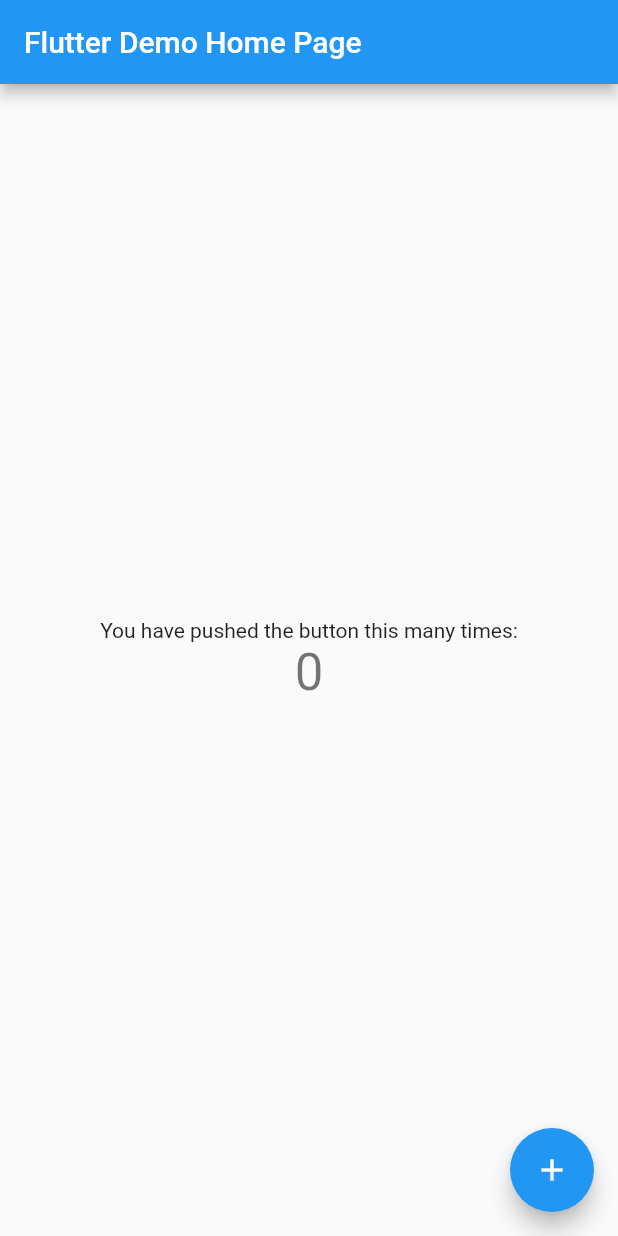
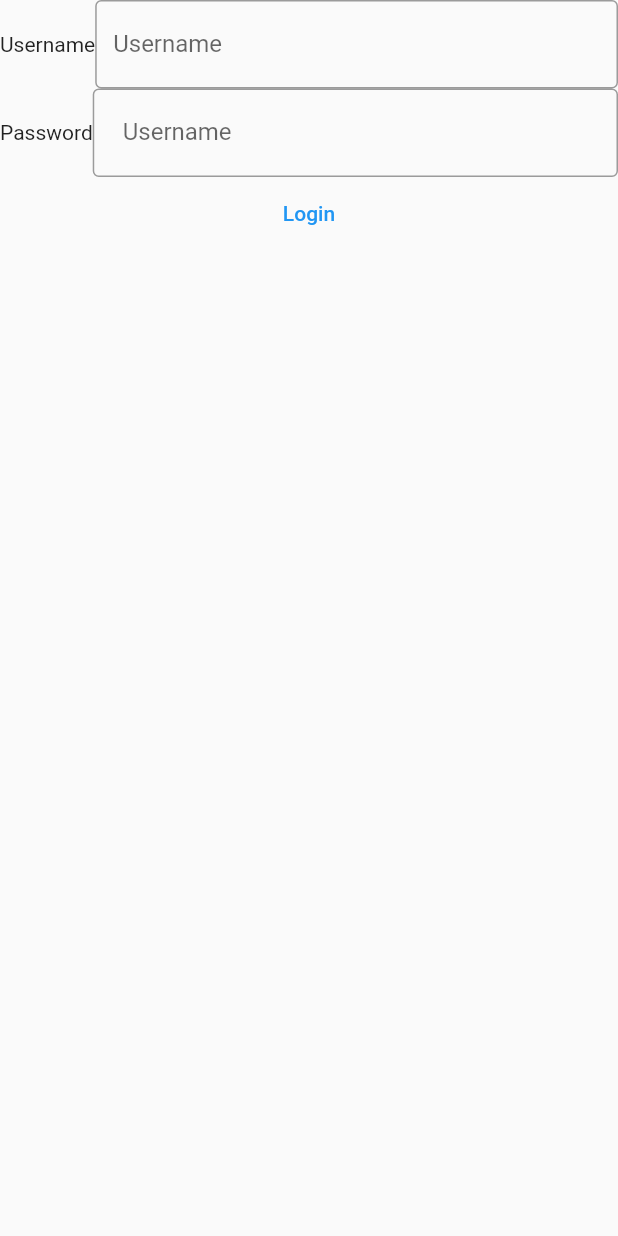
Before and after one commit to charrrleee/mapd722_gp1_project, a Flutter app: the screen it shows after launch, on a phone screen of 412 x 824 dp. Run offline on Flutter 3.47's test engine with Material 2 defaults, Android fonts, the phone set to English and light mode, and no system bars.

Commit message:
add loginview

```diff
--- /dev/null
+++ b/lib/framework.dart
@@ -0,0 +1,25 @@
+import 'package:flutter/cupertino.dart';
+import 'package:flutter/material.dart';
+import 'package:provider/provider.dart';
+
+abstract class BaseState<T extends StatefulWidget> extends State<T> {}
+
+abstract class BaseMVVMState<T extends StatefulWidget, VM extends BaseViewModel>
+    extends BaseState<T> {
+  @override
+  Widget build(BuildContext context) {
+    return ChangeNotifierProvider(
+        create: (_) => buildViewModel(),
+        child: Consumer<VM>(
+          builder: (ctx, vm, _) {
+            return buildChild(ctx, vm);
+          },
+        ));
+  }
+
+  VM buildViewModel();
+
+  Widget buildChild(ctx, VM vm);
+}
+
+abstract class BaseViewModel extends ChangeNotifier {}
--- a/lib/main.dart
+++ b/lib/main.dart
@@ -1,4 +1,5 @@
 import 'package:flutter/material.dart';
+import 'package:mapd722_gp1_project/view/login_view.dart';
 
 void main() {
   runApp(const MyApp());
@@ -13,103 +14,13 @@ class MyApp extends StatelessWidget {
     return MaterialApp(
       title: 'Flutter Demo',
       theme: ThemeData(
-        // This is the theme of your application.
-        //
-        // Try running your application with "flutter run". You'll see the
-        // application has a blue toolbar. Then, without quitting the app, try
-        // changing the primarySwatch below to Colors.green and then invoke
-        // "hot reload" (press "r" in the console where you ran "flutter run",
-        // or simply save your changes to "hot reload" in a Flutter IDE).
-        // Notice that the counter didn't reset back to zero; the application
-        // is not restarted.
         primarySwatch: Colors.blue,
       ),
-      home: const MyHomePage(title: 'Flutter Demo Home Page'),
+      home: const Scaffold(
+        body: Center(
+          child: LoginView(title: 'LoginView'),
+        ),
+      ),
     );
   }
 }
-
-class MyHomePage extends StatefulWidget {
-  const MyHomePage({Key? key, required this.title}) : super(key: key);
-
-  // This widget is the home page of your application. It is stateful, meaning
-  // that it has a State object (defined below) that contains fields that affect
-  // how it looks.
-
-  // This class is the configuration for the state. It holds the values (in this
-  // case the title) provided by the parent (in this case the App widget) and
-  // used by the build method of the State. Fields in a Widget subclass are
-  // always marked "final".
-
-  final String title;
-
-  @override
-  State<MyHomePage> createState() => _MyHomePageState();
-}
-
-class _MyHomePageState extends State<MyHomePage> {
-  int _counter = 0;
-
-  void _incrementCounter() {
-    setState(() {
-      // This call to setState tells the Flutter framework that something has
-      // changed in this State, which causes it to rerun the build method below
-      // so that the display can reflect the updated values. If we changed
-      // _counter without calling setState(), then the build method would not be
-      // called again, and so nothing would appear to happen.
-      _counter++;
-    });
-  }
-
-  @override
-  Widget build(BuildContext context) {
-    // This method is rerun every time setState is called, for instance as done
-    // by the _incrementCounter method above.
-    //
-    // The Flutter framework has been optimized to make rerunning build methods
-    // fast, so that you can just rebuild anything that needs updating rather
-    // than having to individually change instances of widgets.
-    return Scaffold(
-      appBar: AppBar(
-        // Here we take the value from the MyHomePage object that was created by
-        // the App.build method, and use it to set our appbar title.
-        title: Text(widget.title),
-      ),
-      body: Center(
-        // Center is a layout widget. It takes a single child and positions it
-        // in the middle of the parent.
-        child: Column(
-          // Column is also a layout widget. It takes a list of children and
-          // arranges them vertically. By default, it sizes itself to fit its
-          // children horizontally, and tries to be as tall as its parent.
-          //
-          // Invoke "debug painting" (press "p" in the console, choose the
-          // "Toggle Debug Paint" action from the Flutter Inspector in Android
-          // Studio, or the "Toggle Debug Paint" command in Visual Studio Code)
-          // to see the wireframe for each widget.
-          //
-          // Column has various properties to control how it sizes itself and
-          // how it positions its children. Here we use mainAxisAlignment to
-          // center the children vertically; the main axis here is the vertical
-          // axis because Columns are vertical (the cross axis would be
-          // horizontal).
-          mainAxisAlignment: MainAxisAlignment.center,
-          children: <Widget>[
-            const Text(
-              'You have pushed the button this many times:',
-            ),
-            Text(
-              '$_counter',
-              style: Theme.of(context).textTheme.headline4,
-            ),
-          ],
-        ),
-      ),
-      floatingActionButton: FloatingActionButton(
-        onPressed: _incrementCounter,
-        tooltip: 'Increment',
-        child: const Icon(Icons.add),
-      ), // This trailing comma makes auto-formatting nicer for build methods.
-    );
-  }
-}
--- /dev/null
+++ b/lib/view/login_view.dart
@@ -0,0 +1,68 @@
+import 'package:flutter/material.dart';
+
+import '../framework.dart';
+import '../view_model/login_view_model.dart';
+
+class LoginView extends StatefulWidget {
+  const LoginView({Key? key, required this.title}) : super(key: key);
+  final String title;
+
+  @override
+  State<LoginView> createState() => LoginViewState();
+}
+
+class LoginViewState extends BaseMVVMState<LoginView, LoginViewModel> {
+  @override
+  Widget buildChild(ctx, LoginViewModel vm) {
+    return Column(
+      children: [
+        Row(
+          children: [
+            const Text("Username"),
+            Expanded(
+              child: TextFormField(
+                decoration: InputDecoration(
+                  // contentPadding: const EdgeInsets.all(20.0),
+                  labelText: "Username",
+                  border: const OutlineInputBorder(),
+                  hintText: vm.username.toString(),
+                ),
+                // validator: (v) => vm.validateNumbersOfHour(v),
+                onChanged: vm.onChangeUsername,
+                // inputFormatters: [FilteringTextInputFormatter.digitsOnly],
+              ),
+            ),
+          ],
+        ),
+        Row(
+          children: [
+            const Text("Password"),
+            Expanded(
+              child: TextFormField(
+                obscureText: true,
+                decoration: InputDecoration(
+                  contentPadding: const EdgeInsets.all(20.0),
+                  labelText: "Username",
+                  border: const OutlineInputBorder(),
+                  hintText: vm.username.toString(),
+                ),
+                // validator: (v) => vm.validateNumbersOfHour(v),
+                onChanged: vm.onChangePassword,
+                // inputFormatters: [FilteringTextInputFormatter.digitsOnly],
+              ),
+            ),
+          ],
+        ),
+        TextButton(
+          onPressed: vm.login,
+          child: const Text("Login"),
+        ),
+      ],
+    );
+  }
+
+  @override
+  LoginViewModel buildViewModel() {
+    return LoginViewModel();
+  }
+}
--- /dev/null
+++ b/lib/view_model/login_view_model.dart
@@ -0,0 +1,18 @@
+import '../framework.dart';
+
+class LoginViewModel extends BaseViewModel {
+  String username = "";
+  String password = "";
+
+  String login() {
+    if (["charlene", "gloria"].contains(username)) {
+      return "Login Success";
+    } else {
+      return "Login fail";
+    }
+  }
+
+  onChangeUsername(String text) {}
+
+  onChangePassword(String text) {}
+}
--- a/pubspec.yaml
+++ b/pubspec.yaml
@@ -27,6 +27,7 @@ environment:
 # the latest version available on pub.dev. To see which dependencies have newer
 # versions available, run `flutter pub outdated`.
 dependencies:
+  provider: ^5.0.0
   flutter:
     sdk: flutter
 
```
Also changed, not shown: pubspec.lock.
